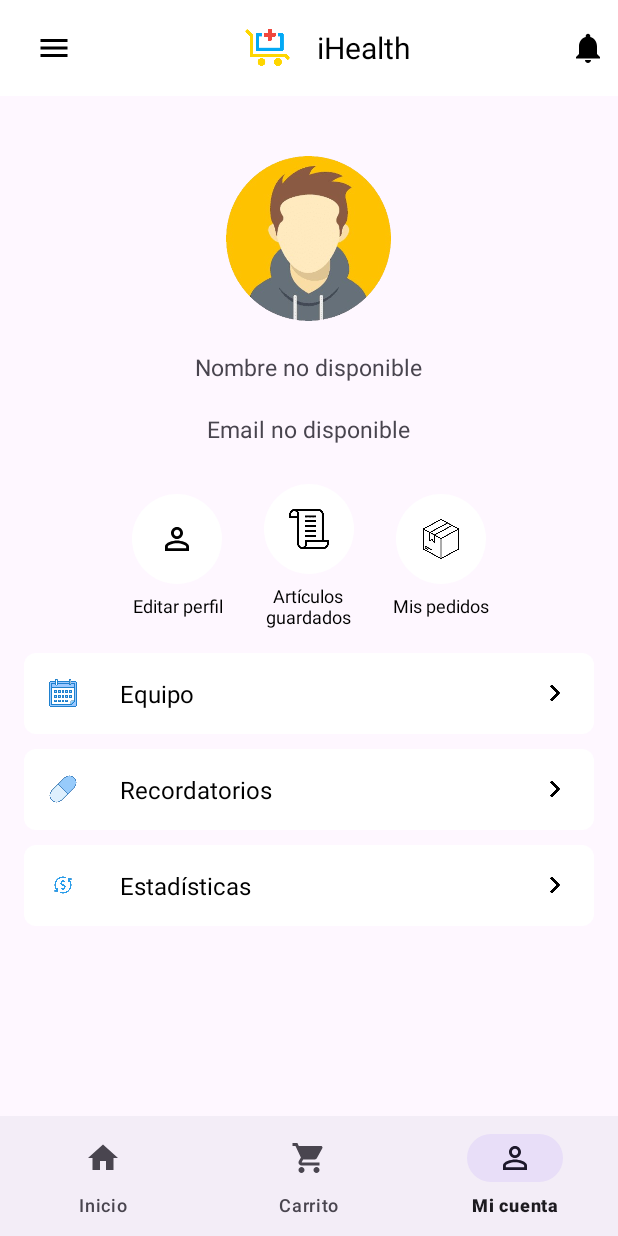
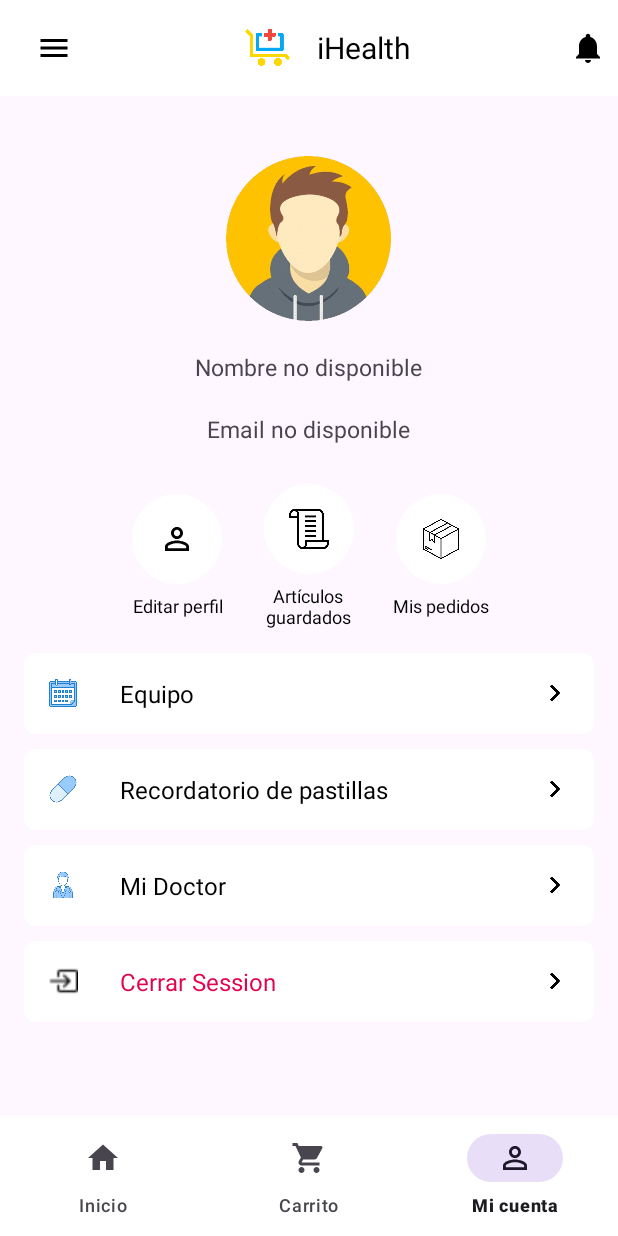
Before and after one commit to michael24561/BoticaPharmavida, an Android app: the PerfilActivity screen opened directly, with no data from a screen before it, item 3 of the bottom bar chosen, on a phone screen of 412 x 824 dp. Run offline under Robolectric (Android 15) with nearby library versions, the phone set to English and light mode, and no system bars.

Commit message:
Menu correjido pero error en el perfil :c

```diff
--- a/app/src/main/java/com/tecsup/boticaphar/PerfilActivity.kt
+++ b/app/src/main/java/com/tecsup/boticaphar/PerfilActivity.kt
@@ -4,82 +4,25 @@ import android.annotation.SuppressLint
 import android.content.Context
 import android.content.Intent
 import android.os.Bundle
-import android.view.MenuItem
+import android.widget.Button
 import android.widget.ImageView
 import android.widget.TextView
-import androidx.appcompat.app.ActionBarDrawerToggle
 import androidx.appcompat.app.AppCompatActivity
-import androidx.core.view.GravityCompat
-import androidx.drawerlayout.widget.DrawerLayout
 import com.google.android.material.bottomnavigation.BottomNavigationView
-import com.google.android.material.navigation.NavigationView
 
     class PerfilActivity : AppCompatActivity() {
         private lateinit var nameTextView: TextView
         private lateinit var emailTextView: TextView
-    private lateinit var drawerLayout: DrawerLayout
-    private lateinit var navigationView: NavigationView
-    private lateinit var toggle: ActionBarDrawerToggle
 
-    @SuppressLint("MissingInflatedId")
         override fun onCreate(savedInstanceState: Bundle?) {
             super.onCreate(savedInstanceState)
             setContentView(R.layout.activity_perfil)
 
-        // Configurar el DrawerLayout y NavigationView
-        drawerLayout = findViewById(R.id.drawer_menu_perfil_completo)
+            nameTextView = findViewById(R.id.username)
+            emailTextView = findViewById(R.id.et_email)
 
-        // Configurar ActionBarDrawerToggle
-        toggle = ActionBarDrawerToggle(
-            this, drawerLayout, R.string.navigation_drawer_open, R.string.navigation_drawer_close
-        )
-        drawerLayout.addDrawerListener(toggle)
-        toggle.syncState()
-
-        // Mostrar el botón de menú en la barra de acción
-        supportActionBar?.setDisplayHomeAsUpEnabled(true)
-
-        // Configurar la navegación del menú lateral
-        navigationView.setNavigationItemSelectedListener { menuItem ->
-            when (menuItem.itemId) {
-                R.id.nav_home -> {
-                    startActivity(Intent(this, HomeActivity::class.java))
-                    true
-                }
-                R.id.nav_cart -> {
-                    startActivity(Intent(this, CarritoActivity::class.java))
-                    true
-                }
-                R.id.nav_profile -> {
-                    drawerLayout.closeDrawer(GravityCompat.START)
-                    true
-                }
-                else -> false
-            }
-        }
-
-        // Configurar BottomNavigationView
-        val bottomNavigationView = findViewById<BottomNavigationView>(R.id.bottom_navigation)
-        bottomNavigationView.setOnNavigationItemSelectedListener { item ->
-            when (item.itemId) {
-                R.id.nav_home -> {
-                    startActivity(Intent(this, HomeActivity::class.java))
-                    true
-                }
-                R.id.nav_cart -> {
-                    startActivity(Intent(this, CarritoActivity::class.java))
-                    true
-                }
-                R.id.nav_profile -> {
-                    true
-                }
-                else -> false
-            }
-        }
 
             // Cargar datos de SharedPreferences
-        nameTextView = findViewById(R.id.username)
-        emailTextView = findViewById(R.id.et_email)
             val sharedPreferences = getSharedPreferences("userPrefs", Context.MODE_PRIVATE)
             val username = sharedPreferences.getString("username", null)
             val email = sharedPreferences.getString("email", null)
@@ -99,20 +42,33 @@ class PerfilActivity : AppCompatActivity() {
             // Muestra los detalles en los TextViews
             nameTextView.text = username ?: "Nombre no disponible"
             emailTextView.text = email ?: "Email no disponible"
+
+            // Configurar BottomNavigationView si es necesario...
+
+    // Obtén la referencia al BottomNavigationView
+        val bottomNavigationView = findViewById<BottomNavigationView>(R.id.bottom_navigation)
+
+        // Establece el listener para los ítems seleccionados
+        bottomNavigationView.setOnNavigationItemSelectedListener { item ->
+            when (item.itemId) {
+                R.id.nav_home -> {
+                    // Navegar a la actividad Home
+                    val intent = Intent(this, HomeActivity::class.java)
+                    startActivity(intent)
+                    true
                 }
-
-    override fun onOptionsItemSelected(item: MenuItem): Boolean {
-        if (toggle.onOptionsItemSelected(item)) {
-            return true
+                R.id.nav_cart -> {
+                    // Navegar a la actividad de carrito
+                    val intent = Intent(this, CarritoActivity::class.java)
+                    startActivity(intent)
+                    true
                 }
-        return super.onOptionsItemSelected(item)
+                R.id.nav_profile -> {
+                    // Mantente en la actividad actual (Perfil)
+                    true
                 }
-
-    override fun onBackPressed() {
-        if (drawerLayout.isDrawerOpen(GravityCompat.START)) {
-            drawerLayout.closeDrawer(GravityCompat.START)
-        } else {
-            super.onBackPressed()
+                else -> false
             }
         }
     }
+}
--- a/app/src/main/res/layout/activity_perfil.xml
+++ b/app/src/main/res/layout/activity_perfil.xml
@@ -1,11 +1,7 @@
 <?xml version="1.0" encoding="utf-8"?>
-<androidx.drawerlayout.widget.DrawerLayout
+<androidx.coordinatorlayout.widget.CoordinatorLayout
 xmlns:android="http://schemas.android.com/apk/res/android"
 xmlns:app="http://schemas.android.com/apk/res-auto"
-    android:layout_width="match_parent"
-    android:layout_height="match_parent">
-
-    <androidx.coordinatorlayout.widget.CoordinatorLayout
 android:layout_width="match_parent"
 android:layout_height="match_parent">
 
@@ -33,7 +29,7 @@
                 android:layout_width="wrap_content"
                 android:layout_height="wrap_content"
                 android:padding="8dp"
-                        android:src="@drawable/ic_menu"/>
+                android:src="@drawable/ic_menu" />
 
             <LinearLayout
                 android:layout_width="0dp"
@@ -47,8 +43,7 @@
                     android:layout_width="50dp"
                     android:layout_height="50dp"
                     android:src="@drawable/pharmavida"
-                            android:padding="8dp"
-                            />
+                    android:padding="8dp" />
 
                 <TextView
                     android:id="@+id/toolbar_title"
@@ -65,8 +60,7 @@
                 android:layout_width="wrap_content"
                 android:layout_height="wrap_content"
                 android:src="@drawable/ic_notification"
-                        android:padding="8dp"
-                        />
+                android:padding="8dp" />
         </LinearLayout>
 
     </androidx.appcompat.widget.Toolbar>
@@ -101,7 +95,6 @@
         android:gravity="center"
         android:layout_marginTop="20dp">
 
-                <!-- Botón Editar perfil -->
         <LinearLayout
             android:layout_width="wrap_content"
             android:layout_height="wrap_content"
@@ -140,7 +133,6 @@
                 android:gravity="center"/>
         </LinearLayout>
 
-                <!-- Botón Artículos guardados -->
         <LinearLayout
             android:layout_width="wrap_content"
             android:layout_height="wrap_content"
@@ -177,7 +169,6 @@
                 android:gravity="center"/>
         </LinearLayout>
 
-                <!-- Botón Mis pedidos -->
         <LinearLayout
             android:layout_width="wrap_content"
             android:layout_height="wrap_content"
@@ -222,7 +213,6 @@
         android:orientation="vertical"
         android:padding="16dp">
 
-                <!-- Otras opciones -->
         <LinearLayout
             android:layout_width="match_parent"
             android:layout_height="wrap_content"
@@ -279,7 +269,7 @@
             <TextView
                 android:layout_width="wrap_content"
                 android:layout_height="wrap_content"
-                        android:text="Recordatorios"
+                android:text="Recordatorio de pastillas"
                 android:textColor="@color/black"
                 android:textSize="16sp"
                 android:layout_weight="1"
@@ -305,29 +295,66 @@
             android:focusable="true">
 
             <ImageView
-                        android:id="@+id/icono_grafica"
+                android:id="@+id/icono_doctor"
                 android:layout_width="20dp"
                 android:layout_height="20dp"
-                        android:src="@drawable/moneda"
+                android:src="@drawable/doctor"
                 android:layout_marginEnd="8dp" />
 
             <TextView
                 android:layout_width="wrap_content"
                 android:layout_height="wrap_content"
-                        android:text="Estadísticas"
+                android:text="Mi Doctor"
                 android:textColor="@color/black"
                 android:textSize="16sp"
                 android:layout_weight="1"
                 android:layout_marginStart="20dp"/>
 
             <ImageView
-                        android:id="@+id/icono_flecha_grafica"
+                android:id="@+id/icono_flecha_doctor"
                 android:layout_width="20dp"
                 android:layout_height="20dp"
                 android:src="@drawable/arrowright"
                 app:tint="@color/black" />
         </LinearLayout>
+
+        <LinearLayout
+            android:layout_width="match_parent"
+            android:layout_height="wrap_content"
+            android:orientation="horizontal"
+            android:padding="16dp"
+            android:layout_marginBottom="10dp"
+            android:gravity="center_vertical"
+            android:background="@drawable/button_background"
+            android:clickable="true"
+            android:focusable="true">
+
+            <ImageView
+                android:id="@+id/icn_cerrar_sesion"
+                android:layout_width="20dp"
+                android:layout_height="20dp"
+                android:src="@drawable/cerrarsesion"
+                android:layout_marginEnd="8dp"
+                />
+
+            <TextView
+                android:layout_width="wrap_content"
+                android:layout_height="wrap_content"
+                android:text="Cerrar Session"
+                android:textColor="@color/red"
+                android:textSize="16sp"
+                android:layout_weight="1"
+                android:layout_marginStart="20dp"/>
+
+            <ImageView
+                android:id="@+id/icono_flecha_seguro"
+                android:layout_width="20dp"
+                android:layout_height="20dp"
+                android:src="@drawable/arrowright"
+                />
         </LinearLayout>
+    </LinearLayout>
+
 </LinearLayout>
 
 <com.google.android.material.bottomnavigation.BottomNavigationView
@@ -335,8 +362,6 @@
     android:layout_width="match_parent"
     android:layout_height="wrap_content"
     android:layout_gravity="bottom"
-            app:menu="@menu/bottom_navigation_menu" />
-
+    app:menu="@menu/bottom_navigation_menu"
+    app:backgroundTint="@color/white" />
 </androidx.coordinatorlayout.widget.CoordinatorLayout>
-
-</androidx.drawerlayout.widget.DrawerLayout>
```
Lines whose indentation alone changed are shown as unchanged.
